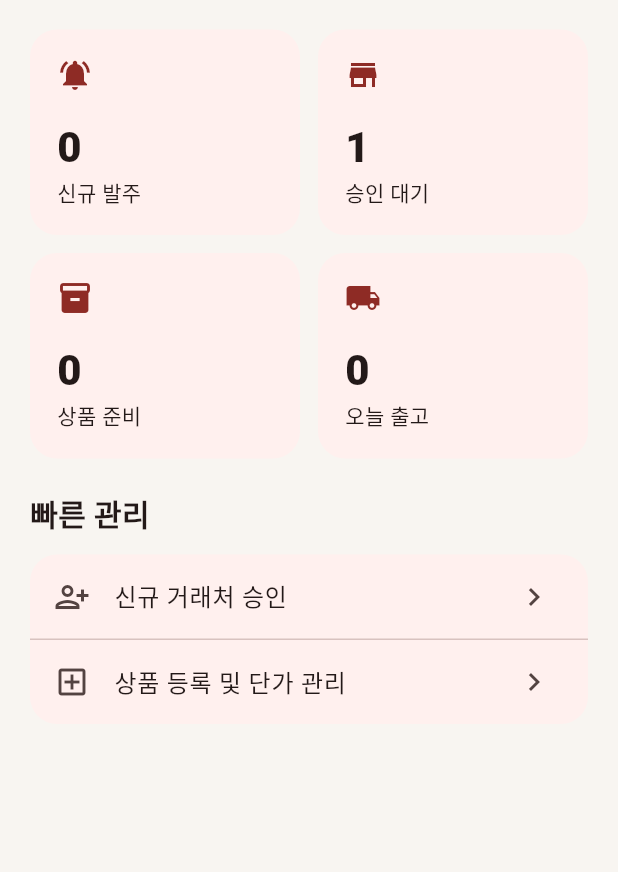
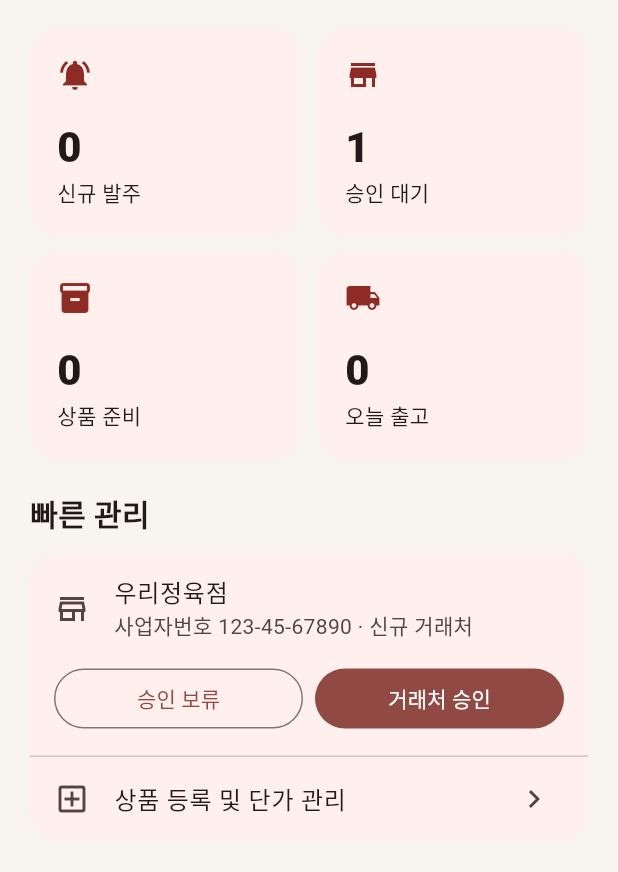
Before and after one commit to hellojun81/majang-order, a Flutter app: the AdminDashboardPage widget shown alone on an empty page, opened directly, on a phone screen of 412 x 824 dp, the part 134-1006 px from its top. Run offline on Flutter 3.47's test engine with Material 3 defaults, Android fonts, the light colour scheme and no system bars; our stand-ins replace shared_preferences, supabase_flutter; accounts and stored records are empty.

Commit message:
feat: add administrator retailer approval workflow

```diff
--- a/lib/main.dart
+++ b/lib/main.dart
@@ -147,11 +147,13 @@ class AppStore extends ChangeNotifier {
     _loadProducts();
     _loadOrders();
     _loadSettings();
+    _loadRetailerApproval();
   }
 
   static const _productsKey = 'majang_order_products_v1';
   static const _ordersKey = 'majang_order_orders_v1';
   static const _settingsKey = 'majang_order_settings_v1';
+  static const _retailerApprovalKey = 'majang_order_retailer_approval_v1';
   final settings = OperationSettings();
   final List<Product> products = initialProducts
       .map((product) => Product(product.name, product.detail, product.unit, product.price, product.icon))
@@ -161,7 +163,10 @@ class AppStore extends ChangeNotifier {
   DateTime requestedDeliveryDate = DateTime.now().add(const Duration(days: 1));
   String processingRequest = '';
   UserRole? signedInRole;
-  bool retailerApproved = false;
+  RetailerApprovalStatus retailerApprovalStatus = RetailerApprovalStatus.pending;
+
+  bool get retailerCanOrder =>
+      !settings.requireStoreApproval || retailerApprovalStatus == RetailerApprovalStatus.approved;
 
   Future<void> _loadProducts() async {
     final preferences = await SharedPreferences.getInstance();
@@ -226,20 +231,46 @@ class AppStore extends ChangeNotifier {
     await preferences.setString(_settingsKey, jsonEncode(settings.toJson()));
   }
 
+  Future<void> _loadRetailerApproval() async {
+    final preferences = await SharedPreferences.getInstance();
+    final saved = preferences.getString(_retailerApprovalKey);
+    retailerApprovalStatus = RetailerApprovalStatus.values.firstWhere(
+      (status) => status.name == saved,
+      orElse: () => RetailerApprovalStatus.pending,
+    );
+    notifyListeners();
+  }
+
+  Future<void> _saveRetailerApproval() async {
+    final preferences = await SharedPreferences.getInstance();
+    await preferences.setString(_retailerApprovalKey, retailerApprovalStatus.name);
+  }
+
   void signIn(UserRole role) {
     signedInRole = role;
-    retailerApproved = role == UserRole.admin || !settings.requireStoreApproval;
     notifyListeners();
   }
 
   void approveDemoRetailer() {
-    retailerApproved = true;
+    retailerApprovalStatus = RetailerApprovalStatus.approved;
+    _saveRetailerApproval();
+    notifyListeners();
+  }
+
+  void rejectDemoRetailer() {
+    retailerApprovalStatus = RetailerApprovalStatus.rejected;
+    _saveRetailerApproval();
+    notifyListeners();
+  }
+
+  void resetDemoRetailerApproval() {
+    retailerApprovalStatus = RetailerApprovalStatus.pending;
+    _saveRetailerApproval();
     notifyListeners();
   }
 
   void signOut() {
     signedInRole = null;
-    retailerApproved = false;
     notifyListeners();
   }
 
@@ -350,6 +381,8 @@ class AppStore extends ChangeNotifier {
 
 enum UserRole { retailer, admin }
 
+enum RetailerApprovalStatus { pending, approved, rejected }
+
 class StoreScope extends InheritedNotifier<AppStore> {
   const StoreScope({required AppStore store, required super.child, super.key})
       : super(notifier: store);
@@ -401,7 +434,7 @@ class AuthGate extends StatelessWidget {
   Widget build(BuildContext context) {
     final store = StoreScope.of(context);
     if (store.signedInRole == null) return const LoginPage();
-    if (store.signedInRole == UserRole.retailer && !store.retailerApproved) {
+    if (store.signedInRole == UserRole.retailer && !store.retailerCanOrder) {
       return const ApprovalWaitingPage();
     }
     return const MainShell();
@@ -494,6 +527,7 @@ class ApprovalWaitingPage extends StatelessWidget {
   @override
   Widget build(BuildContext context) {
     final store = StoreScope.of(context);
+    final isRejected = store.retailerApprovalStatus == RetailerApprovalStatus.rejected;
     return Scaffold(
       body: SafeArea(
         child: Center(
@@ -504,19 +538,25 @@ class ApprovalWaitingPage extends StatelessWidget {
               child: Column(
                 mainAxisAlignment: MainAxisAlignment.center,
                 children: [
-                  const Icon(Icons.hourglass_top_rounded, size: 72, color: Color(0xFF8E2B25)),
+                  Icon(
+                    isRejected ? Icons.block_outlined : Icons.hourglass_top_rounded,
+                    size: 72,
+                    color: const Color(0xFF8E2B25),
+                  ),
                   const SizedBox(height: 22),
-                  const Text('거래처 승인 대기 중', style: TextStyle(fontSize: 26, fontWeight: FontWeight.w800)),
+                  Text(
+                    isRejected ? '거래처 승인이 보류되었습니다' : '거래처 승인 대기 중',
+                    style: const TextStyle(fontSize: 26, fontWeight: FontWeight.w800),
+                    textAlign: TextAlign.center,
+                  ),
                   const SizedBox(height: 10),
-                  const Text('도매점 확인이 끝나면 상품 조회와 발주를 시작할 수 있습니다.', textAlign: TextAlign.center),
+                  Text(
+                    isRejected
+                        ? '사업자 정보를 확인한 뒤 도매점에 문의해 주세요.'
+                        : '도매점 확인이 끝나면 상품 조회와 발주를 시작할 수 있습니다.',
+                    textAlign: TextAlign.center,
+                  ),
                   const SizedBox(height: 28),
-                  SizedBox(
-                    width: double.infinity,
-                    child: FilledButton(
-                      onPressed: store.approveDemoRetailer,
-                      child: const Text('데모 승인 완료 처리'),
-                    ),
-                  ),
                   TextButton(onPressed: store.signOut, child: const Text('다른 계정으로 로그인')),
                 ],
               ),
@@ -585,7 +625,13 @@ class AdminDashboardPage extends StatelessWidget {
           children: [
             Expanded(child: _SummaryCard(label: '신규 발주', value: '${store.orders.length}', icon: Icons.notifications_active)),
             const SizedBox(width: 12),
-            const Expanded(child: _SummaryCard(label: '승인 대기', value: '1', icon: Icons.store_mall_directory)),
+            Expanded(
+              child: _SummaryCard(
+                label: '승인 대기',
+                value: store.retailerApprovalStatus == RetailerApprovalStatus.pending ? '1' : '0',
+                icon: Icons.store_mall_directory,
+              ),
+            ),
           ],
         ),
         const SizedBox(height: 12),
@@ -599,12 +645,52 @@ class AdminDashboardPage extends StatelessWidget {
         const SizedBox(height: 22),
         const Text('빠른 관리', style: TextStyle(fontSize: 20, fontWeight: FontWeight.w700)),
         const SizedBox(height: 12),
-        const Card(
+        Card(
           child: Column(
             children: [
-              ListTile(leading: Icon(Icons.person_add_alt), title: Text('신규 거래처 승인'), trailing: Icon(Icons.chevron_right)),
-              Divider(height: 1),
-              ListTile(leading: Icon(Icons.add_box_outlined), title: Text('상품 등록 및 단가 관리'), trailing: Icon(Icons.chevron_right)),
+              const ListTile(
+                leading: Icon(Icons.store_outlined),
+                title: Text('우리정육점'),
+                subtitle: Text('사업자번호 123-45-67890 · 신규 거래처'),
+              ),
+              if (store.retailerApprovalStatus == RetailerApprovalStatus.pending)
+                Padding(
+                  padding: const EdgeInsets.fromLTRB(16, 0, 16, 14),
+                  child: Row(
+                    children: [
+                      Expanded(
+                        child: OutlinedButton(
+                          onPressed: store.rejectDemoRetailer,
+                          child: const Text('승인 보류'),
+                        ),
+                      ),
+                      const SizedBox(width: 8),
+                      Expanded(
+                        child: FilledButton(
+                          onPressed: store.approveDemoRetailer,
+                          child: const Text('거래처 승인'),
+                        ),
+                      ),
+                    ],
+                  ),
+                )
+              else
+                ListTile(
+                  leading: Icon(
+                    store.retailerApprovalStatus == RetailerApprovalStatus.approved
+                        ? Icons.check_circle_outline
+                        : Icons.block_outlined,
+                  ),
+                  title: Text(
+                    store.retailerApprovalStatus == RetailerApprovalStatus.approved ? '승인 완료' : '승인 보류',
+                  ),
+                  trailing: TextButton(
+                    onPressed: store.resetDemoRetailerApproval,
+                    child: const Text('재심사'),
+                  ),
+                ),
+              const Divider(height: 1),
+              const ListTile(leading: Icon(Icons.add_box_outlined), title: Text('상품 등록 및 단가 관리'), trailing: Icon(Icons.chevron_right)),
             ],
           ),
         ),
```
Also changed, not shown: 1 other file.
